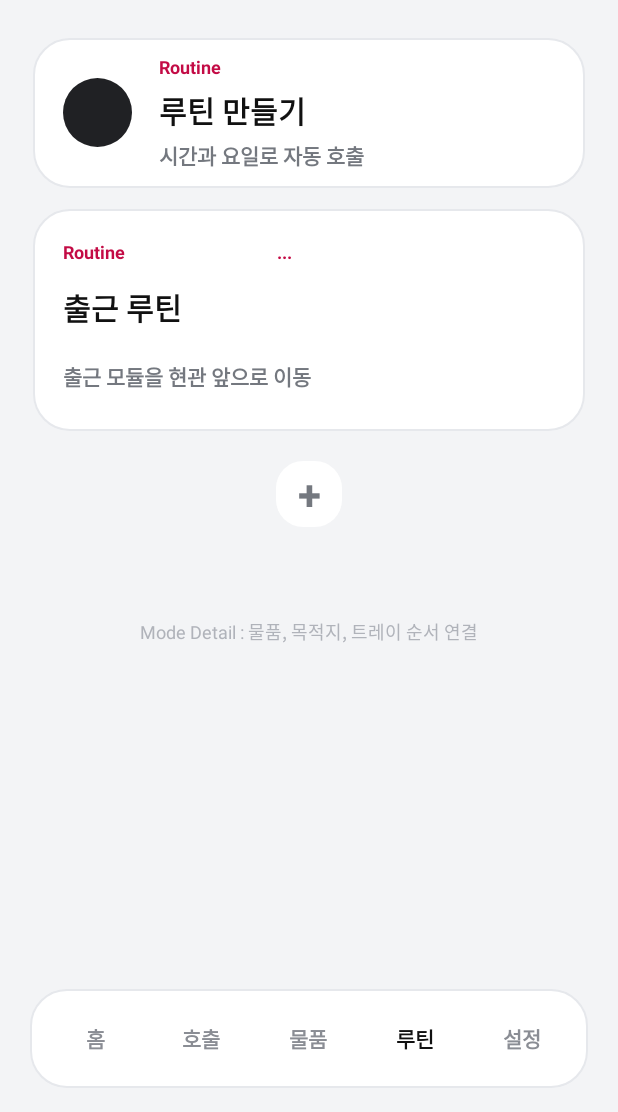
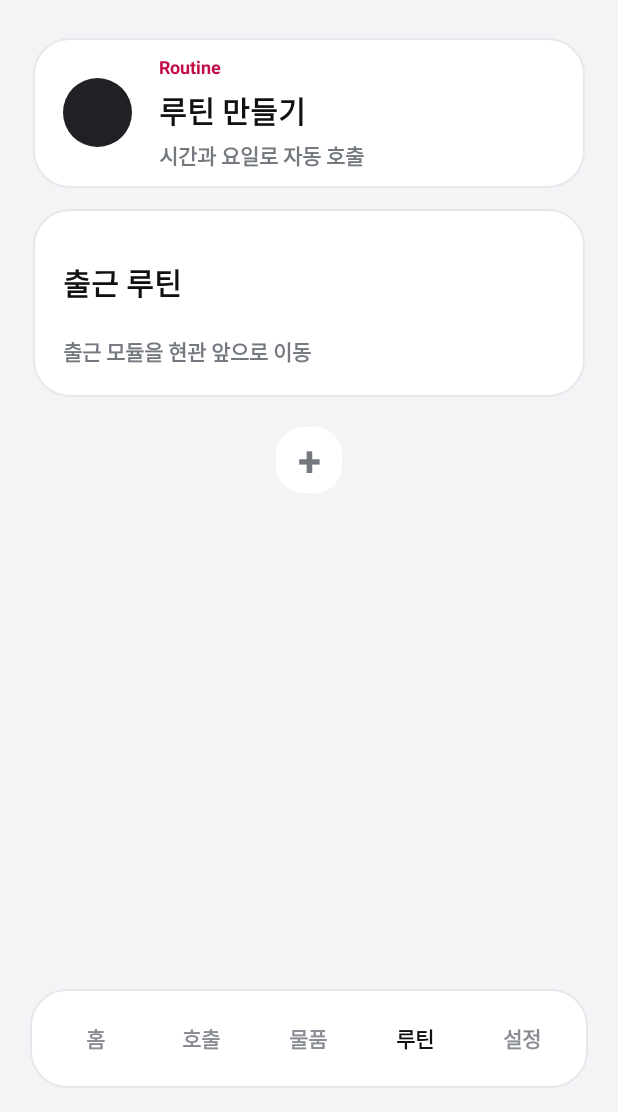
Before and after one commit to kse716/LG_CARRY, an Android app: the screen it shows after launch (MainActivity), after a tap on "루틴", on a phone screen of 412 x 824 dp, the part 124-1236 px from its top. Run offline under Robolectric (Android 15) with nearby library versions, the light colour scheme and no system bars; 3 other taps on this screen came first.

Commit message:
Move frontend work to front branch

```diff
--- a/app/src/main/res/layout/screen_routine.xml
+++ b/app/src/main/res/layout/screen_routine.xml
@@ -98,19 +98,11 @@
 
     <LinearLayout
         android:layout_width="match_parent"
-        android:layout_height="148dp"
+        android:layout_height="wrap_content"
         android:layout_marginTop="14dp"
         android:background="@drawable/bg_card"
         android:orientation="vertical"
         android:padding="20dp">
-
-        <TextView
-            android:layout_width="match_parent"
-            android:layout_height="wrap_content"
-            android:text="Routine                                      ..."
-            android:textColor="#C30B45"
-            android:textSize="12sp"
-            android:textStyle="bold" />
 
         <TextView
             android:layout_width="wrap_content"
@@ -143,12 +135,4 @@
         android:textSize="28sp"
         android:textStyle="bold" />
 
-    <TextView
-        android:layout_width="match_parent"
-        android:layout_height="72dp"
-        android:layout_marginTop="34dp"
-        android:gravity="center"
-        android:text="Mode Detail : 물품, 목적지, 트레이 순서 연결"
-        android:textColor="#B0B3BA"
-        android:textSize="12sp" />
 </LinearLayout>
```
Also changed, not shown: 1 other file.
